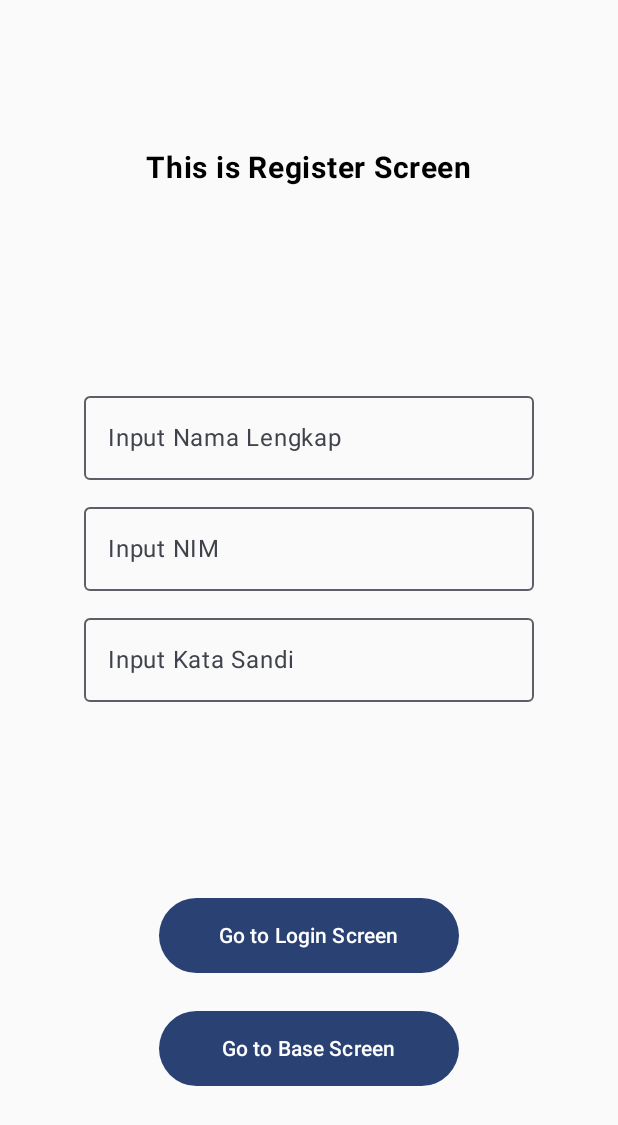
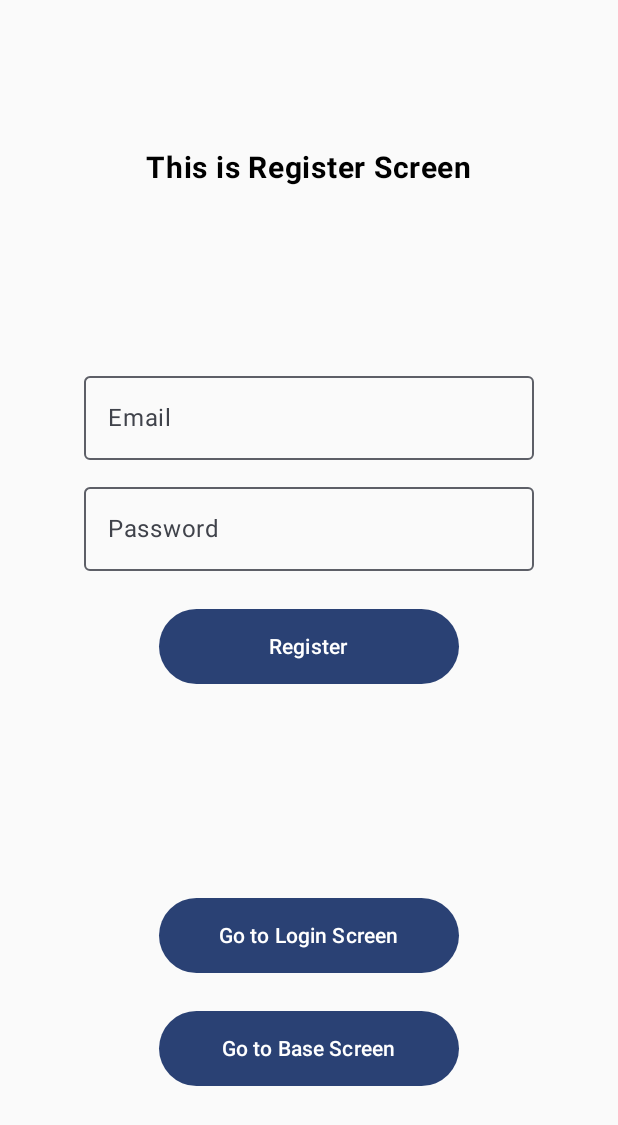
Before and after one commit to delon-nazara/campus-project-pm-end-semester, an Android app built with Jetpack Compose: the screen it shows after launch (MainActivity), after a tap on "Go to Register Screen", on a phone screen of 412 x 824 dp. Shown: the top 1125 px of the screen. Run offline under Robolectric (Android 15) with nearby library versions, the phone set to English and light mode, and no system bars; our stand-ins replace Firebase (no records; nobody signed in at launch, a user with empty details on screens opened directly).

Commit message:
Add auth-view-model and implement logic for login and register

```diff
--- a/app/src/main/AndroidManifest.xml
+++ b/app/src/main/AndroidManifest.xml
@@ -1,5 +1,6 @@
 <?xml version="1.0" encoding="utf-8"?>
-<manifest xmlns:android="http://schemas.android.com/apk/res/android"
+<manifest
+    xmlns:android="http://schemas.android.com/apk/res/android"
     xmlns:tools="http://schemas.android.com/tools">
 
     <application
@@ -19,7 +20,6 @@
             android:theme="@style/Theme.ProyekAkhirPemrogramanMobile">
             <intent-filter>
                 <action android:name="android.intent.action.MAIN" />
-
                 <category android:name="android.intent.category.LAUNCHER" />
             </intent-filter>
         </activity>
--- a/app/src/main/java/com/example/proyekakhirpemrogramanmobile/MainActivity.kt
+++ b/app/src/main/java/com/example/proyekakhirpemrogramanmobile/MainActivity.kt
@@ -3,20 +3,22 @@ package com.example.proyekakhirpemrogramanmobile
 import android.os.Bundle
 import androidx.activity.ComponentActivity
 import androidx.activity.compose.setContent
+import androidx.compose.material3.Text
 import androidx.compose.runtime.Composable
+import androidx.lifecycle.viewmodel.compose.viewModel
 import androidx.navigation.NavHostController
 import androidx.navigation.compose.NavHost
 import androidx.navigation.compose.composable
 import androidx.navigation.compose.rememberNavController
-import com.example.proyekakhirpemrogramanmobile.ui.BaseScreen
-import com.example.proyekakhirpemrogramanmobile.ui.LoginScreen
-import com.example.proyekakhirpemrogramanmobile.ui.RegisterScreen
 import com.example.proyekakhirpemrogramanmobile.ui.theme.ProyekAkhirPemrogramanMobileTheme
+import com.example.proyekakhirpemrogramanmobile.view.BaseScreen
+import com.example.proyekakhirpemrogramanmobile.view.LoginScreen
+import com.example.proyekakhirpemrogramanmobile.view.RegisterScreen
+import com.example.proyekakhirpemrogramanmobile.viewmodel.AuthViewModel
 
 class MainActivity : ComponentActivity() {
     override fun onCreate(savedInstanceState: Bundle?) {
         super.onCreate(savedInstanceState)
-//        enableEdgeToEdge()
         setContent {
             ProyekAkhirPemrogramanMobileTheme {
                 App()
@@ -27,6 +29,7 @@ class MainActivity : ComponentActivity() {
 
 @Composable
 fun App() {
+    val authViewModel: AuthViewModel = viewModel()
     val navController: NavHostController = rememberNavController()
 
     NavHost(
@@ -35,20 +38,19 @@ fun App() {
     ) {
         composable("base_screen") {
             BaseScreen(
-                onRegisterScreenButtonClicked = { navController.navigate("register_screen") },
-                onLoginScreenButtonClicked = { navController.navigate("login_screen") }
+                navController = navController
             )
         }
         composable("register_screen") {
             RegisterScreen(
-                onLoginScreenButtonClicked = { navController.navigate("login_screen") },
-                onBaseScreenButtonClicked = { navController.popBackStack("base_screen", inclusive = false) }
+                authViewModel = authViewModel,
+                navController = navController
             )
         }
         composable("login_screen") {
             LoginScreen(
-                onRegisterScreenButtonClicked = { navController.navigate("register_screen") },
-                onBaseScreenButtonClicked = { navController.popBackStack("base_screen", inclusive = false) }
+                authViewModel = authViewModel,
+                navController = navController
             )
         }
     }
--- a/app/src/main/java/com/example/proyekakhirpemrogramanmobile/ui/BaseScreen.kt
+++ b/app/src/main/java/com/example/proyekakhirpemrogramanmobile/view/BaseScreen.kt
@@ -1,4 +1,4 @@
-package com.example.proyekakhirpemrogramanmobile.ui
+package com.example.proyekakhirpemrogramanmobile.view
 
 import androidx.compose.foundation.layout.Arrangement
 import androidx.compose.foundation.layout.Box
@@ -17,12 +17,12 @@ import androidx.compose.ui.res.stringResource
 import androidx.compose.ui.text.font.FontWeight
 import androidx.compose.ui.unit.dp
 import androidx.compose.ui.unit.sp
+import androidx.navigation.NavController
 import com.example.proyekakhirpemrogramanmobile.R
 
 @Composable
 fun BaseScreen(
-    onRegisterScreenButtonClicked: () -> Unit,
-    onLoginScreenButtonClicked: () -> Unit
+    navController: NavController
 ) {
     Box(
         modifier = Modifier
@@ -41,7 +41,7 @@ fun BaseScreen(
             modifier = Modifier.align(Alignment.Center)
         ) {
             Button(
-                onClick = onRegisterScreenButtonClicked,
+                onClick = { navController.navigate("register_screen") },
                 modifier = Modifier
                     .width(200.dp)
                     .height(50.dp)
@@ -50,7 +50,7 @@ fun BaseScreen(
             }
             Spacer(modifier = Modifier.height(25.dp))
             Button(
-                onClick = onLoginScreenButtonClicked,
+                onClick = { navController.navigate("login_screen") },
                 modifier = Modifier
                     .width(200.dp)
                     .height(50.dp)
--- a/app/src/main/java/com/example/proyekakhirpemrogramanmobile/ui/RegisterScreen.kt
+++ b/app/src/main/java/com/example/proyekakhirpemrogramanmobile/view/LoginScreen.kt
@@ -1,4 +1,4 @@
-package com.example.proyekakhirpemrogramanmobile.ui
+package com.example.proyekakhirpemrogramanmobile.view
 
 import androidx.compose.foundation.layout.Arrangement
 import androidx.compose.foundation.layout.Box
@@ -18,30 +18,33 @@ import androidx.compose.runtime.remember
 import androidx.compose.runtime.setValue
 import androidx.compose.ui.Alignment
 import androidx.compose.ui.Modifier
+import androidx.compose.ui.platform.LocalContext
 import androidx.compose.ui.res.stringResource
 import androidx.compose.ui.text.font.FontWeight
 import androidx.compose.ui.text.input.PasswordVisualTransformation
 import androidx.compose.ui.unit.dp
 import androidx.compose.ui.unit.sp
+import androidx.navigation.NavController
 import com.example.proyekakhirpemrogramanmobile.R
+import com.example.proyekakhirpemrogramanmobile.viewmodel.AuthViewModel
 
 @Composable
-fun RegisterScreen(
-    onLoginScreenButtonClicked: () -> Unit,
-    onBaseScreenButtonClicked: () -> Unit
+fun LoginScreen(
+    authViewModel: AuthViewModel,
+    navController: NavController
 ) {
+    var email by remember { mutableStateOf("") }
+    var password by remember { mutableStateOf("") }
+
+    val context = LocalContext.current
+
     Box(
         modifier = Modifier
             .fillMaxSize()
             .padding(vertical = 100.dp)
     ) {
-
-        var fullName by remember { mutableStateOf("") }
-        var studentId by remember { mutableStateOf("") }
-        var password by remember { mutableStateOf("") }
-
         Text(
-            text = stringResource(R.string.this_is_register_screen),
+            text = stringResource(R.string.this_is_login_screen),
             fontWeight = FontWeight.Bold,
             fontSize = 20.sp,
             modifier = Modifier.align(Alignment.TopCenter)
@@ -53,17 +56,9 @@ fun RegisterScreen(
             modifier = Modifier.align(Alignment.Center)
         ) {
             OutlinedTextField(
-                value = fullName,
-                onValueChange = { fullName = it },
-                label = { Text(stringResource(R.string.full_name)) },
-                singleLine = true,
-                modifier = Modifier.width(300.dp)
-            )
-            Spacer(modifier = Modifier.height(10.dp))
-            OutlinedTextField(
-                value = studentId,
-                onValueChange = { studentId = it },
-                label = { Text(stringResource(R.string.student_id)) },
+                value = email,
+                onValueChange = { email = it },
+                label = { Text(stringResource(R.string.email)) },
                 singleLine = true,
                 modifier = Modifier.width(300.dp)
             )
@@ -73,10 +68,19 @@ fun RegisterScreen(
                 onValueChange = { password = it },
                 label = { Text(stringResource(R.string.password)) },
                 singleLine = true,
-                visualTransformation = PasswordVisualTransformation(),
+//                visualTransformation = PasswordVisualTransformation(),
                 modifier = Modifier.width(300.dp)
             )
-            Spacer(modifier = Modifier.height(100.dp))
+            Spacer(modifier = Modifier.height(25.dp))
+            Button(
+                onClick = { authViewModel.login(email, password, context) },
+                modifier = Modifier
+                    .width(200.dp)
+                    .height(50.dp)
+            ) {
+                Text(text = stringResource(R.string.login))
+            }
+            Spacer(modifier = Modifier.height(125.dp))
         }
 
         Column(
@@ -85,16 +89,16 @@ fun RegisterScreen(
             modifier = Modifier.align(Alignment.BottomCenter)
         ) {
             Button(
-                onClick = onLoginScreenButtonClicked,
+                onClick = { navController.navigate("register_screen") },
                 modifier = Modifier
                     .width(200.dp)
                     .height(50.dp)
             ) {
-                Text(text = stringResource(R.string.go_to_login_screen))
+                Text(text = stringResource(R.string.go_to_register_screen))
             }
             Spacer(modifier = Modifier.height(25.dp))
             Button(
-                onClick = onBaseScreenButtonClicked,
+                onClick = { navController.popBackStack("base_screen", inclusive = false) },
                 modifier = Modifier
                     .width(200.dp)
                     .height(50.dp)
--- a/app/src/main/java/com/example/proyekakhirpemrogramanmobile/ui/LoginScreen.kt
+++ b/app/src/main/java/com/example/proyekakhirpemrogramanmobile/view/RegisterScreen.kt
@@ -1,4 +1,4 @@
-package com.example.proyekakhirpemrogramanmobile.ui
+package com.example.proyekakhirpemrogramanmobile.view
 
 import androidx.compose.foundation.layout.Arrangement
 import androidx.compose.foundation.layout.Box
@@ -18,29 +18,33 @@ import androidx.compose.runtime.remember
 import androidx.compose.runtime.setValue
 import androidx.compose.ui.Alignment
 import androidx.compose.ui.Modifier
+import androidx.compose.ui.platform.LocalContext
 import androidx.compose.ui.res.stringResource
 import androidx.compose.ui.text.font.FontWeight
 import androidx.compose.ui.text.input.PasswordVisualTransformation
 import androidx.compose.ui.unit.dp
 import androidx.compose.ui.unit.sp
+import androidx.navigation.NavController
 import com.example.proyekakhirpemrogramanmobile.R
+import com.example.proyekakhirpemrogramanmobile.viewmodel.AuthViewModel
 
 @Composable
-fun LoginScreen(
-    onRegisterScreenButtonClicked: () -> Unit,
-    onBaseScreenButtonClicked: () -> Unit
+fun RegisterScreen(
+    authViewModel: AuthViewModel,
+    navController: NavController
 ) {
+    var email by remember { mutableStateOf("") }
+    var password by remember { mutableStateOf("") }
+
+    val context = LocalContext.current
+
     Box(
         modifier = Modifier
             .fillMaxSize()
             .padding(vertical = 100.dp)
     ) {
-
-        var studentId by remember { mutableStateOf("") }
-        var password by remember { mutableStateOf("") }
-
         Text(
-            text = stringResource(R.string.this_is_login_screen),
+            text = stringResource(R.string.this_is_register_screen),
             fontWeight = FontWeight.Bold,
             fontSize = 20.sp,
             modifier = Modifier.align(Alignment.TopCenter)
@@ -52,9 +56,9 @@ fun LoginScreen(
             modifier = Modifier.align(Alignment.Center)
         ) {
             OutlinedTextField(
-                value = studentId,
-                onValueChange = { studentId = it },
-                label = { Text(stringResource(R.string.student_id)) },
+                value = email,
+                onValueChange = { email = it },
+                label = { Text(stringResource(R.string.email)) },
                 singleLine = true,
                 modifier = Modifier.width(300.dp)
             )
@@ -64,9 +68,18 @@ fun LoginScreen(
                 onValueChange = { password = it },
                 label = { Text(stringResource(R.string.password)) },
                 singleLine = true,
-                visualTransformation = PasswordVisualTransformation(),
+//                visualTransformation = PasswordVisualTransformation(),
                 modifier = Modifier.width(300.dp)
             )
+            Spacer(modifier = Modifier.height(25.dp))
+            Button(
+                onClick = { authViewModel.register(email, password, context) },
+                modifier = Modifier
+                    .width(200.dp)
+                    .height(50.dp)
+            ) {
+                Text(text = stringResource(R.string.register))
+            }
             Spacer(modifier = Modifier.height(125.dp))
         }
 
@@ -76,16 +89,16 @@ fun LoginScreen(
             modifier = Modifier.align(Alignment.BottomCenter)
         ) {
             Button(
-                onClick = onRegisterScreenButtonClicked,
+                onClick = { navController.navigate("login_screen") },
                 modifier = Modifier
                     .width(200.dp)
                     .height(50.dp)
             ) {
-                Text(text = stringResource(R.string.go_to_register_screen))
+                Text(text = stringResource(R.string.go_to_login_screen))
             }
             Spacer(modifier = Modifier.height(25.dp))
             Button(
-                onClick = onBaseScreenButtonClicked,
+                onClick = { navController.popBackStack("base_screen", inclusive = false) },
                 modifier = Modifier
                     .width(200.dp)
                     .height(50.dp)
--- a/app/src/main/res/values/strings.xml
+++ b/app/src/main/res/values/strings.xml
@@ -6,7 +6,8 @@
     <string name="this_is_base_screen">This is Base Screen</string>
     <string name="this_is_register_screen">This is Register Screen</string>
     <string name="this_is_login_screen">This is Login Screen</string>
-    <string name="full_name">Input Nama Lengkap</string>
-    <string name="student_id">Input NIM</string>
-    <string name="password">Input Kata Sandi</string>
+    <string name="register">Register</string>
+    <string name="login">Login</string>
+    <string name="email">Email</string>
+    <string name="password">Password</string>
 </resources>
--- a/build.gradle.kts
+++ b/build.gradle.kts
@@ -2,4 +2,7 @@
 plugins {
     alias(libs.plugins.android.application) apply false
     alias(libs.plugins.kotlin.android) apply false
+
+    // google-services for firebase
+    id("com.google.gms.google-services") version "4.4.2" apply false
 }
```
Also changed, not shown: app/build.gradle.kts (+10 -2 lines), app/src/main/java/com/example/proyekakhirpemrogramanmobile/viewmodel/AuthViewModel.kt (added, +46 -0 lines), gradle/libs.versions.toml (+8 -4 lines), 1 other file.
